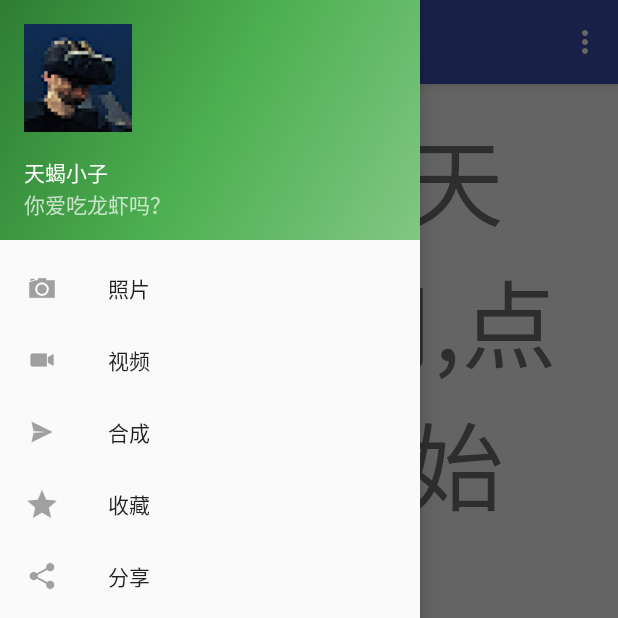
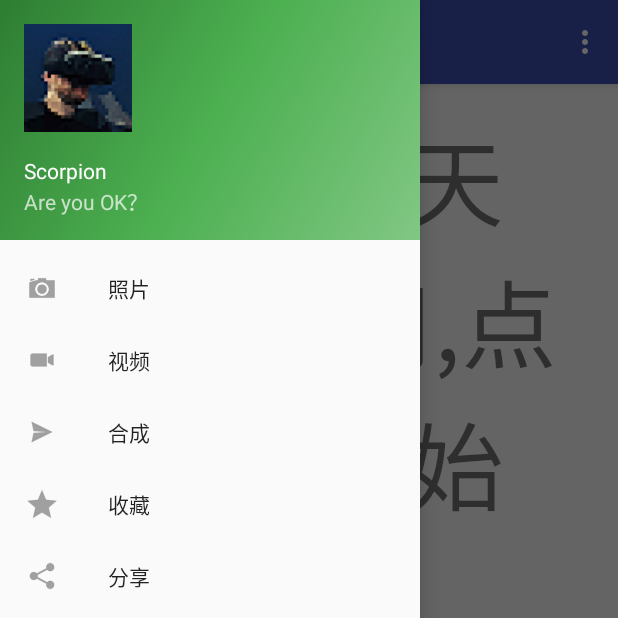
Before and after one commit to SMILEsink/beluga, an Android app: the screen it shows after launch (MainActivity), with the side drawer open, on a phone screen of 412 x 824 dp, the top half of it. Run offline under Robolectric (Android 15) with nearby library versions, the phone set to English and light mode, and no system bars.

Commit message:
nav-header_main.xml change

```diff
--- a/app/src/main/res/layout/nav_header_main.xml
+++ b/app/src/main/res/layout/nav_header_main.xml
@@ -16,7 +16,8 @@
         android:id="@+id/imageView"
         android:layout_width="72dp"
         android:layout_height="72dp"
-        android:src="@drawable/my_head_image" />
+        android:src="@drawable/my_head_image"
+        android:contentDescription="@string/are_you_ok"/>
         <!--android:paddingTop="@dimen/nav_header_vertical_spacing"-->
 
 
@@ -24,13 +25,13 @@
         android:layout_width="match_parent"
         android:layout_height="wrap_content"
         android:paddingTop="@dimen/nav_header_vertical_spacing"
-        android:text="天蝎小子"
+        android:text="@string/scorpion"
         android:textAppearance="@style/TextAppearance.AppCompat.Body1" />
 
     <TextView
         android:id="@+id/textView"
         android:layout_width="wrap_content"
         android:layout_height="wrap_content"
-        android:text="你爱吃龙虾吗？" />
+        android:text="@string/are_you_ok" />
 
 </LinearLayout>
--- a/app/src/main/res/values/strings.xml
+++ b/app/src/main/res/values/strings.xml
@@ -5,4 +5,6 @@
     <string name="navigation_drawer_close">Close navigation drawer</string>
 
     <string name="action_settings">Settings</string>
+    <string name="are_you_ok">Are you OK？</string>
+    <string name="scorpion">Scorpion</string>
 </resources>
```
